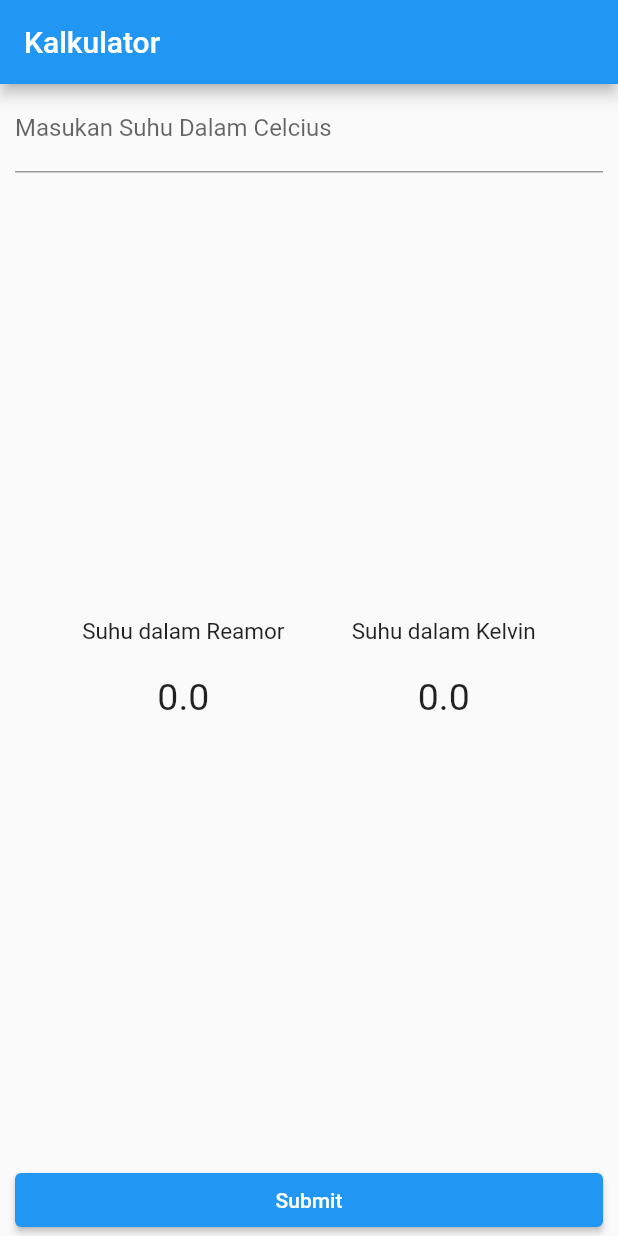
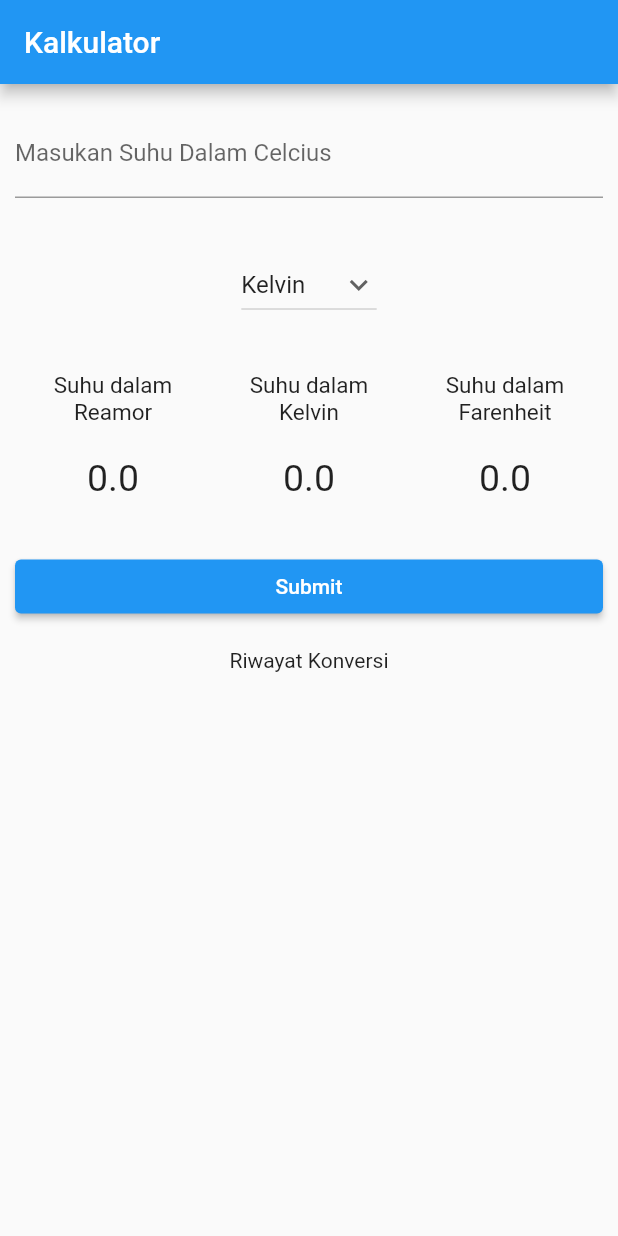
Before and after one commit to ghaan1/Tugas4-Kalkulator-Suhu, a Flutter app: the screen it shows after launch, after a tap on "Submit", on a phone screen of 412 x 824 dp. Run offline on Flutter 3.47's test engine with Material 2 defaults, Android fonts, the phone set to English and light mode, and no system bars.

Commit message:
KalkulatorSuhu: 2

```diff
--- a/lib/main.dart
+++ b/lib/main.dart
@@ -7,20 +7,46 @@ void main() {
 class MyApp extends StatefulWidget {
   @override
   State<MyApp> createState() => _MyAppState();
+
+
 }
 
 class _MyAppState extends State<MyApp> {
-
+  String dropdownvalue = 'Kelvin';
+  String? selectedValue;
+  var items = [
+    'Kelvin',
+    'Reamor',
+    'Farenheit',
+  ];
   double celcius = 0;
   double kelvin = 0;
   double reamor = 0;
+  double farenheit = 0;
+  double output = 0;
+
+
   TextEditingController inputSuhu = TextEditingController();
 
   konversi() {
     setState(() {
       celcius = double.parse(inputSuhu.text);
-      reamor = 4 / 5 * celcius;
-      kelvin = 273.15 + celcius;
+      if(dropdownvalue == 'Kelvin'){
+        output = 273.15 + celcius;
+        reamor = 0;
+        farenheit = 0;
+        kelvin = output;
+      }else if(dropdownvalue == 'Reamor'){
+        output = 4 / 5 * celcius;
+        reamor = output;
+        farenheit = 0;
+        kelvin = 0;
+      }else{
+        output = (9/5 *celcius) + 32;
+        reamor = 0;
+        farenheit = output;
+        kelvin = 0;
+      }
     });
   }
 
@@ -31,24 +57,70 @@ class _MyAppState extends State<MyApp> {
       theme: ThemeData(
         primarySwatch: Colors.blue,
       ),
-      home: Scaffold(
+        home:
+          Scaffold(
+            resizeToAvoidBottomInset: false,
               appBar: AppBar(
                 title: const Text('Kalkulator'),
               ),
-      body: Container(
+        body:
+          Column(
+            children: <Widget>[
+              Expanded(
+              flex: 2,
+              child :
+                Container(
                   margin: const EdgeInsets.fromLTRB(10, 0, 10, 0),
-        child: Column(
-          mainAxisAlignment: MainAxisAlignment.spaceBetween,
+                  child :
+                    Expanded(
+                      child :
+                        Column(
+                          mainAxisAlignment: MainAxisAlignment.spaceAround,
+                          children : [
+                            Container(
+                              child : inputan()
+                            ),
+                            Container(
+                              child : dropDown(),
+                            ),
+                            Container(
+                              child : outputSuhu(),
+                            ),
+                            Container(
+                              child : buttonSubmit(),
+                            ),
+                          ],
+                        ),
+                    ),
+                ),
+            ),
+            const Expanded(
+              flex: 0,
+              child: Text('Riwayat Konversi'),
+            ),
+            Expanded(
+              flex: 2,
+              child:
+                ListView(
                   children: [
-            inputan(),
-            OutputSuhu(),
-            ButtonSubmit(),
+                    // outputSuhu(),
+                    // outputSuhu(),
+                    // outputSuhu(),
+                    // outputSuhu(),
+                    // outputSuhu(),
+                    // outputSuhu(),
+                    // outputSuhu(),
+                    // outputSuhu(),
                   ],
                 ),
             )
-      )
+            ],
+
+          ),
+      ),
     );
   }
+
   inputan(){
     return TextFormField(
       controller: inputSuhu,
@@ -60,38 +132,86 @@ class _MyAppState extends State<MyApp> {
     );
   }
 
-  OutputSuhu(){
+  dropDown(){
+    return DropdownButton(
+              // Initial Value
+              value: dropdownvalue,
+
+              // Down Arrow Icon
+              icon: const Icon(Icons.keyboard_arrow_down),
+
+              // Array list of items
+              items: items.map((String items) {
+                return DropdownMenuItem(
+                  value: items,
+                  child: Text(items),
+                );
+              }).toList(),
+              // After selecting the desired option,it will
+              // change button value to selected value
+              onChanged: (String? newValue) {
+                setState(() {
+                  dropdownvalue = newValue!;
+                });
+              },
+            );
+  }
+
+  outputSuhu(){
     return Row(
       mainAxisAlignment: MainAxisAlignment.spaceEvenly,
       children: [
-        Column(
+        Expanded(
+          flex: 1,
+          child: Column(
             children: [
               const Text('Suhu dalam Reamor', style: TextStyle(
-              fontSize: 15
-            ),),
+                fontSize: 15,
+              ),
+              textAlign: TextAlign.center),
               const SizedBox(height :20),
               Text("$reamor", style: const TextStyle(
                 fontSize: 25
               ),)
             ],
           ),
-
-        Column(
+        ),
+        Expanded(
+          flex: 1,
+          child: Column(
             children: [
-            const Text('Suhu dalam Kelvin', style: TextStyle(
+              const Text('Suhu dalam \nKelvin', style: TextStyle(
                 fontSize: 15
-            ),),
+              ),
+              textAlign: TextAlign.center,),
               const SizedBox(height :20),
               Text("$kelvin", style: const TextStyle(
                 fontSize: 25
               ),)
             ],
           ),
+        ),
+        Expanded(
+          flex: 1,
+          child: Column(
+            children: [
+              const Text('Suhu dalam \nFarenheit', style: TextStyle(
+                fontSize: 15
+              ),
+              textAlign: TextAlign.center),
+              const SizedBox(height :20),
+              Text("$farenheit", style: const TextStyle(
+                fontSize: 25
+              ),
+              )
+            ],
+          ),
+        ),
       ],
     );
   }
 
-  ButtonSubmit(){
+  buttonSubmit(){
     return SizedBox(
       width: double.infinity,
       child: ElevatedButton(
```
Lines whose indentation alone changed are shown as unchanged.
